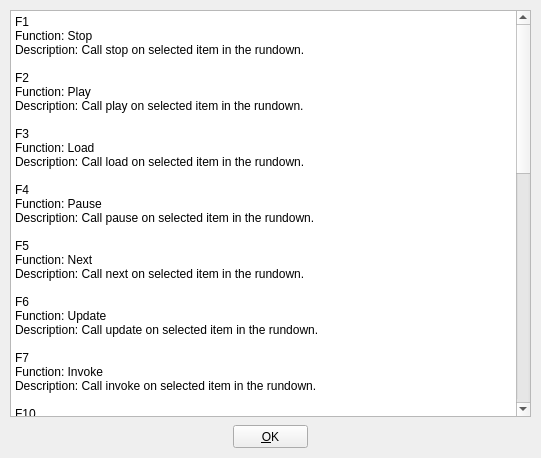
The window that Widgets/HelpDialog.ui (CasparCG/client) describes before a commit, drawn with Qt 5.
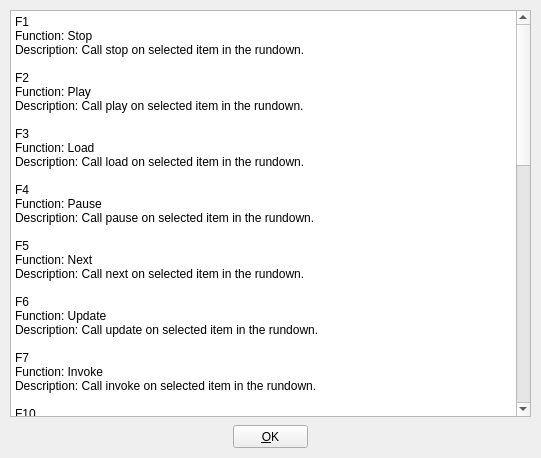
The same window after the commit.

Patch:
```diff
--- a/Widgets/HelpDialog.ui
+++ b/Widgets/HelpDialog.ui
@@ -98,6 +98,10 @@
 Functioin: Group / Ungroup
 Description: Group / Ungroup one or more items in the rundown.
 
+Ctrl+D
+Function: Duplicate
+Description: Duplicate selected item in the rundown.
+
 Ctrl+C / Ctrl+V
 Function: Copy / Paste
 Description: Copy / Paste selected item in the rundown.
```
